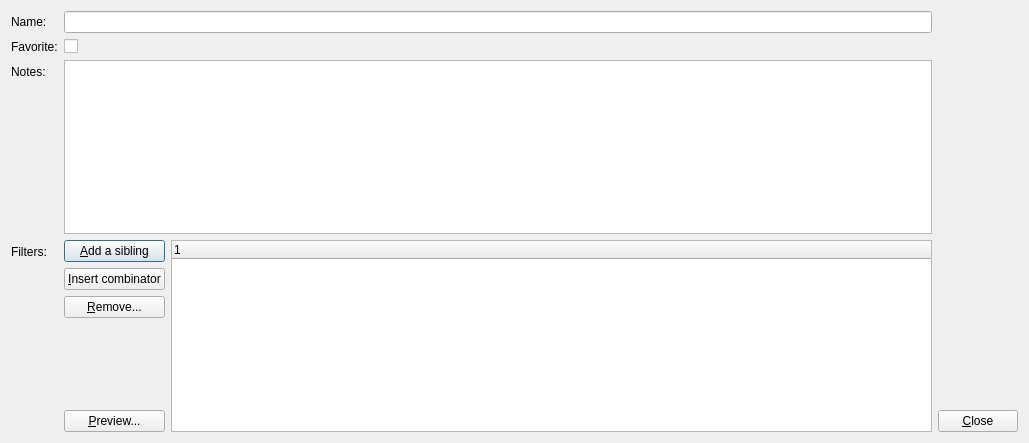
madmaxoft/SkauTan, file DlgEditTemplateItem.ui: the form before one commit.
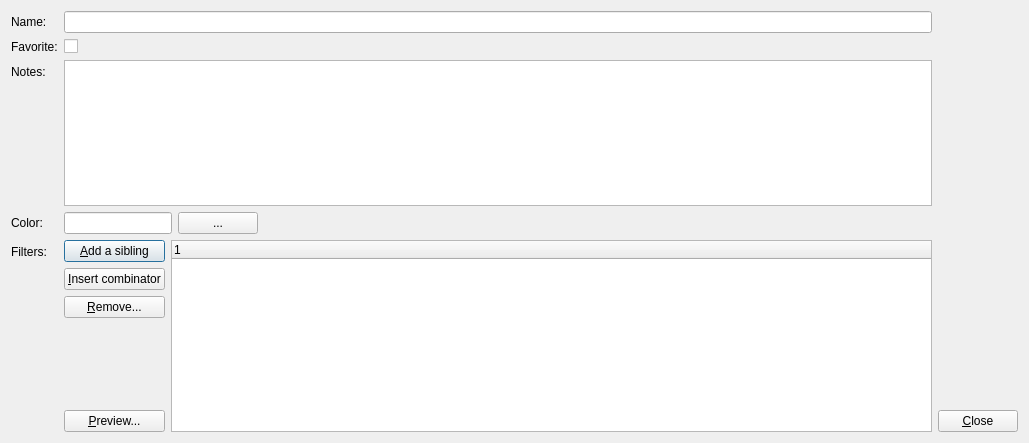
The form after the commit.

Commit message: Implemented bgColor for templates and template items.

```diff
--- a/DlgEditTemplateItem.ui
+++ b/DlgEditTemplateItem.ui
@@ -39,14 +39,14 @@
      <item row="2" column="1">
       <widget class="QPlainTextEdit" name="pteNotes"/>
      </item>
-     <item row="3" column="0">
+     <item row="4" column="0">
       <widget class="QLabel" name="label_3">
        <property name="text">
         <string>Filters:</string>
        </property>
       </widget>
      </item>
-     <item row="3" column="1">
+     <item row="4" column="1">
       <layout class="QHBoxLayout" name="horizontalLayout_3">
        <item>
         <layout class="QVBoxLayout" name="verticalLayout_2">
@@ -127,6 +127,47 @@
        </property>
       </widget>
      </item>
+     <item row="3" column="0">
+      <widget class="QLabel" name="label_5">
+       <property name="text">
+        <string>Color:</string>
+       </property>
+      </widget>
+     </item>
+     <item row="3" column="1">
+      <layout class="QHBoxLayout" name="horizontalLayout">
+       <item>
+        <widget class="QLineEdit" name="leBgColor">
+         <property name="sizePolicy">
+          <sizepolicy hsizetype="Fixed" vsizetype="Fixed">
+           <horstretch>0</horstretch>
+           <verstretch>0</verstretch>
+          </sizepolicy>
+         </property>
+        </widget>
+       </item>
+       <item>
+        <widget class="QPushButton" name="btnBgColor">
+         <property name="text">
+          <string>...</string>
+         </property>
+        </widget>
+       </item>
+       <item>
+        <spacer name="horizontalSpacer">
+         <property name="orientation">
+          <enum>Qt::Horizontal</enum>
+         </property>
+         <property name="sizeHint" stdset="0">
+          <size>
+           <width>40</width>
+           <height>20</height>
+          </size>
+         </property>
+        </spacer>
+       </item>
+      </layout>
+     </item>
     </layout>
    </item>
    <item>
```
The commit also changes 13 other files.
